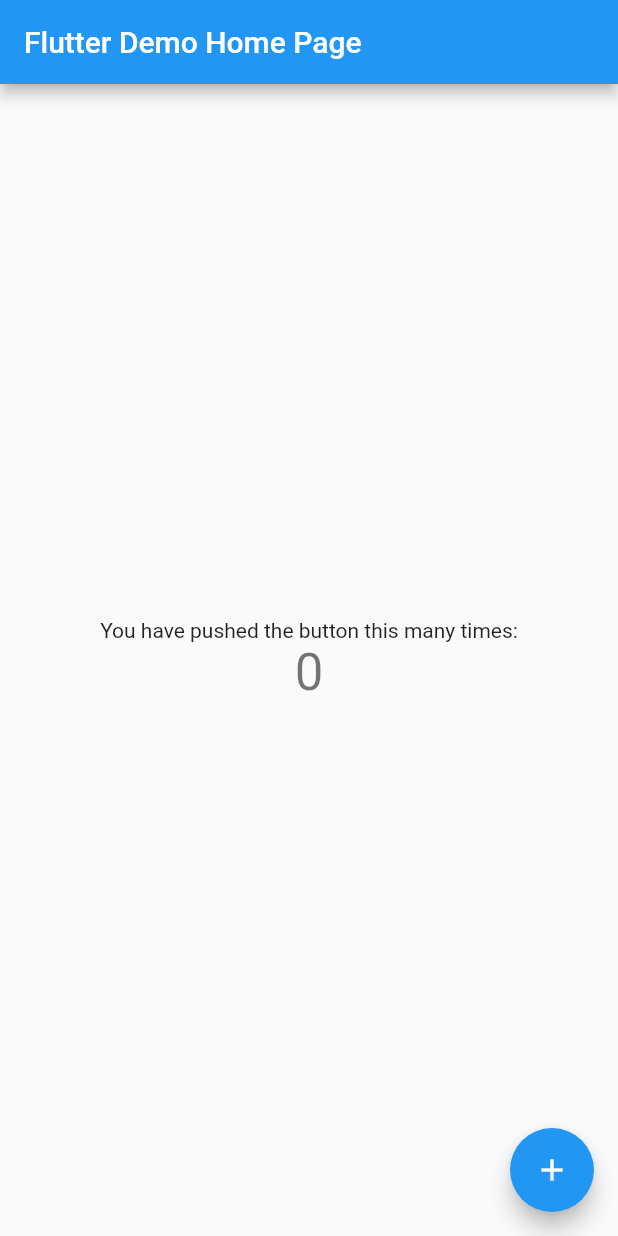
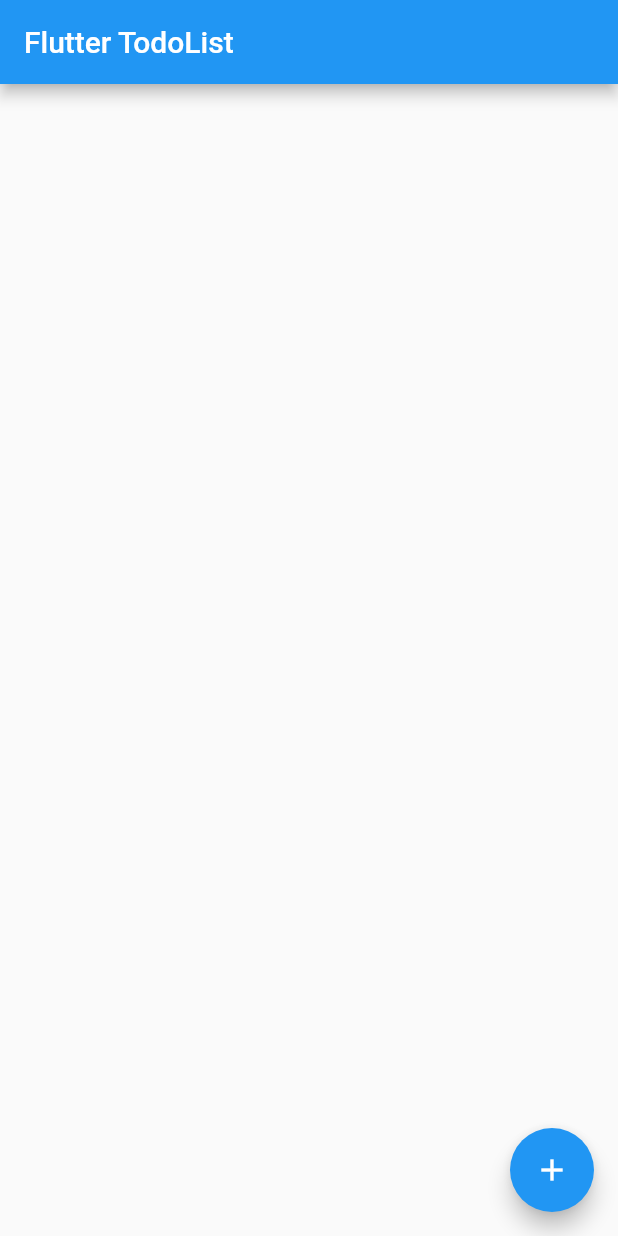
Before and after one commit to wkarimvd/flutter-training, a Flutter app: the screen it shows after launch, on a phone screen of 412 x 824 dp. Run offline on Flutter 3.47's test engine with Material 2 defaults, Android fonts, the phone set to English and light mode, and no system bars.

Commit message:
flutter todolist assignment

```diff
--- a/assignment_2/lib/main.dart
+++ b/assignment_2/lib/main.dart
@@ -1,4 +1,5 @@
 import 'package:flutter/material.dart';
+import 'package:assignment_2/todo_item.dart';
 
 void main() {
   runApp(MyApp());
@@ -26,7 +27,7 @@ class MyApp extends StatelessWidget {
         // closer together (more dense) than on mobile platforms.
         visualDensity: VisualDensity.adaptivePlatformDensity,
       ),
-      home: MyHomePage(title: 'Flutter Demo Home Page'),
+      home: MyHomePage(title: 'Flutter TodoList'),
     );
   }
 }
@@ -34,34 +35,14 @@ class MyApp extends StatelessWidget {
 class MyHomePage extends StatefulWidget {
   MyHomePage({Key key, this.title}) : super(key: key);
 
-  // This widget is the home page of your application. It is stateful, meaning
-  // that it has a State object (defined below) that contains fields that affect
-  // how it looks.
-
-  // This class is the configuration for the state. It holds the values (in this
-  // case the title) provided by the parent (in this case the App widget) and
-  // used by the build method of the State. Fields in a Widget subclass are
-  // always marked "final".
-
   final String title;
 
   @override
-  _MyHomePageState createState() => _MyHomePageState();
+  createState() => TodoList();
 }
 
-class _MyHomePageState extends State<MyHomePage> {
-  int _counter = 0;
-
-  void _incrementCounter() {
-    setState(() {
-      // This call to setState tells the Flutter framework that something has
-      // changed in this State, which causes it to rerun the build method below
-      // so that the display can reflect the updated values. If we changed
-      // _counter without calling setState(), then the build method would not be
-      // called again, and so nothing would appear to happen.
-      _counter++;
-    });
-  }
+class TodoList extends State<MyHomePage> {
+  final List<TodoItem> todoitems = new List<TodoItem>();
 
   @override
   Widget build(BuildContext context) {
@@ -77,41 +58,42 @@ class _MyHomePageState extends State<MyHomePage> {
         // the App.build method, and use it to set our appbar title.
         title: Text(widget.title),
       ),
-      body: Center(
-        // Center is a layout widget. It takes a single child and positions it
-        // in the middle of the parent.
-        child: Column(
-          // Column is also a layout widget. It takes a list of children and
-          // arranges them vertically. By default, it sizes itself to fit its
-          // children horizontally, and tries to be as tall as its parent.
-          //
-          // Invoke "debug painting" (press "p" in the console, choose the
-          // "Toggle Debug Paint" action from the Flutter Inspector in Android
-          // Studio, or the "Toggle Debug Paint" command in Visual Studio Code)
-          // to see the wireframe for each widget.
-          //
-          // Column has various properties to control how it sizes itself and
-          // how it positions its children. Here we use mainAxisAlignment to
-          // center the children vertically; the main axis here is the vertical
-          // axis because Columns are vertical (the cross axis would be
-          // horizontal).
-          mainAxisAlignment: MainAxisAlignment.center,
-          children: <Widget>[
-            Text(
-              'You have pushed the button this many times:',
-            ),
-            Text(
-              '$_counter',
-              style: Theme.of(context).textTheme.headline4,
-            ),
-          ],
-        ),
-      ),
+      body: ListView.separated(
+          itemBuilder: (context, index) {
+            return ListTile(title: Text(todoitems.elementAt(index).title));
+          },
+          separatorBuilder: (context, index) => Divider(
+                color: Colors.black,
+              ),
+          itemCount: todoitems.length),
       floatingActionButton: FloatingActionButton(
-        onPressed: _incrementCounter,
-        tooltip: 'Increment',
+        onPressed: addToDo,
+        tooltip: 'Add Item',
         child: Icon(Icons.add),
       ), // This trailing comma makes auto-formatting nicer for build methods.
     );
   }
+
+  void addToDo() {
+    Navigator.of(context).push(
+      MaterialPageRoute<void>(
+        builder: (BuildContext context) {
+          return Scaffold(
+              appBar: AppBar(
+                title: Text('Add New Item'),
+              ),
+              body: TextField(
+                decoration: InputDecoration(labelText: "Enter title"),
+                onSubmitted: (String value) async {
+                  setState(() {
+                    todoitems.add(TodoItem(title: value));
+                  });
+
+                  Navigator.pop(context);
+                },
+              ));
+        },
+      ),
+    );
+  }
 }
```
